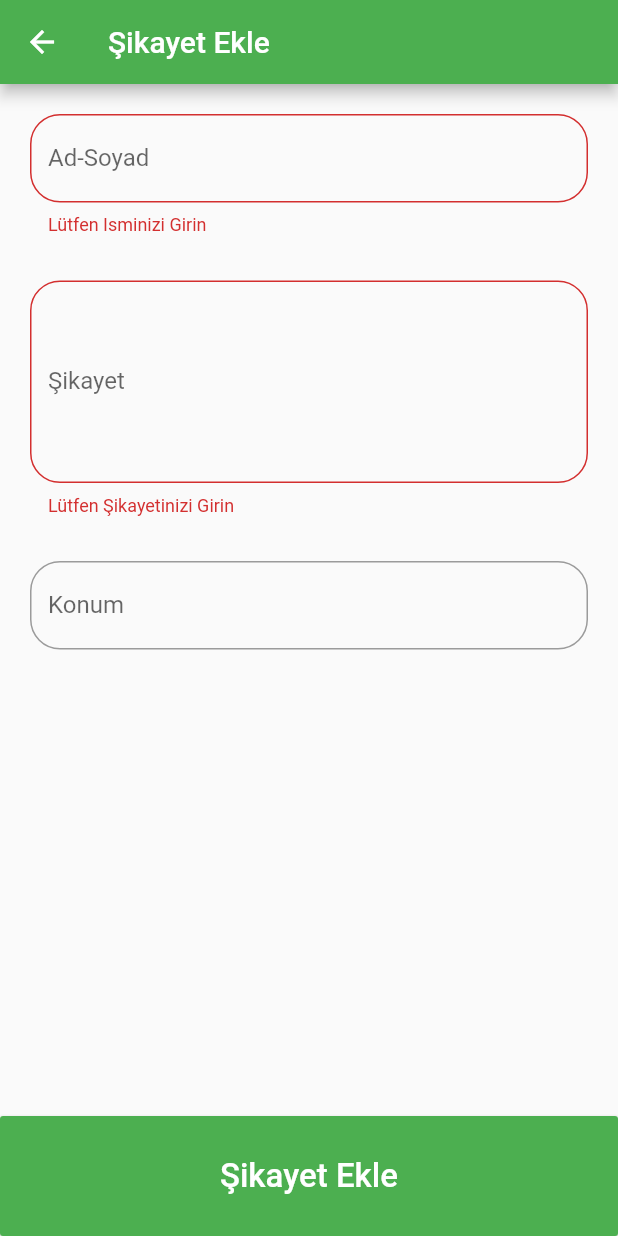
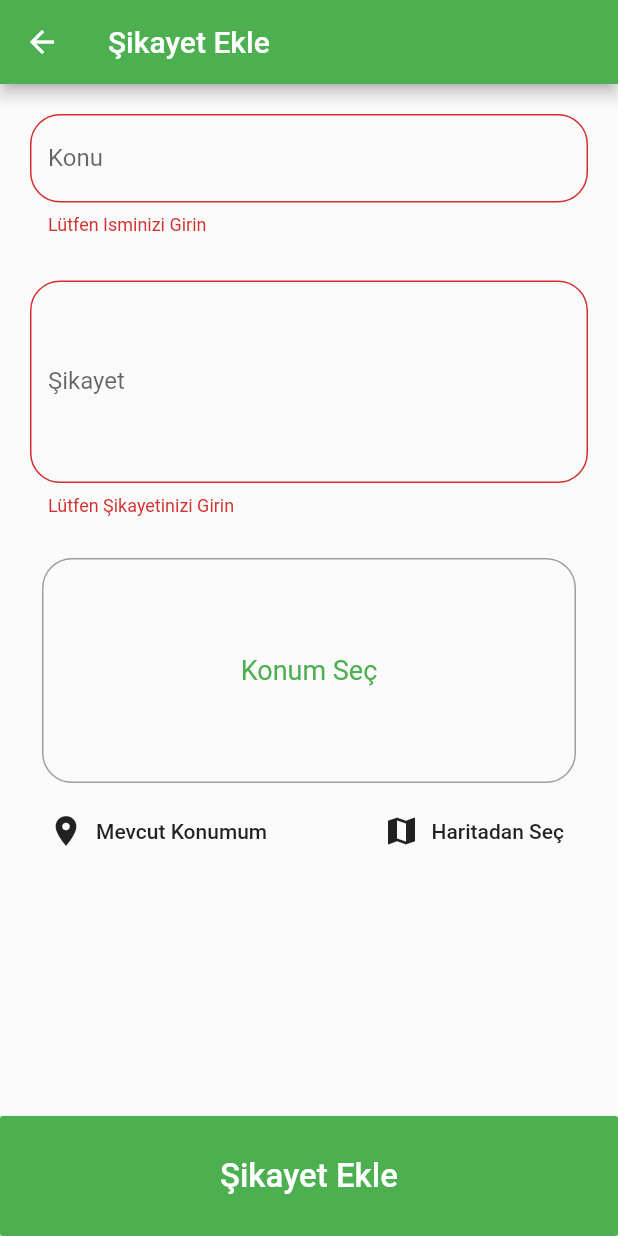
Before and after one commit to ahmetakil/destek_ver, a Flutter app: the NewComplain screen opened by its route, after a tap on "Şikayet Ekle", on a phone screen of 412 x 824 dp. Run offline on Flutter 3.47's test engine with Material 2 defaults, Android fonts, the phone set to English and light mode, and no system bars; our stand-ins replace location, rating_bar.

Commit message:
statik konum resmi görüntüleme ve minor bug fix

```diff
--- a/lib/main.dart
+++ b/lib/main.dart
@@ -51,16 +51,12 @@ TODO:
   6- Öneri sekmesi -
   7- Konuya, konuma göre filtreleme ++
 
-  - eksi oy kaldırılabilir
   - şikayete medya ekleme [Resim-Video]
   - konu eklenebilir
 
 
   == Ad-Soyad yerine Konu gelicek isim profilden çekilicek
-  == Şikayette 200 karakter sınırı
   == Detaylı şikayrt ekranında harita içinde konum görüntüleme
-  == tarih AY/GUN/YIL
-  == floationg action buttonın yanına "Şikayet Ekle" yazısı
   == Giriş yaparken 40 saniyede kayıt ol tarzı ifadeler
 
 
--- a/lib/screens/complain_detail_screen.dart
+++ b/lib/screens/complain_detail_screen.dart
@@ -14,7 +14,7 @@ class ComplainDetailScreen extends StatelessWidget {
       appBar: AppBar(
         title: Text(
           'DestekVer',
-          style: Theme.of(context).textTheme.title,
+          style: TextStyle(color: Colors.white),
         ),
       ),
       body: Column(
--- a/lib/screens/new_complain.dart
+++ b/lib/screens/new_complain.dart
@@ -1,4 +1,5 @@
 import 'package:demo_app1/provider/complains_provider.dart';
+import 'package:demo_app1/widget/location_input.dart';
 import 'package:flutter/material.dart';
 import 'package:provider/provider.dart';
 
@@ -56,7 +57,7 @@ class _NewComplainState extends State<NewComplain> {
                         }
                       },
                       decoration: InputDecoration(
-                        labelText: 'Ad-Soyad',
+                        labelText: 'Konu',
                         border: OutlineInputBorder(
                             borderRadius: BorderRadius.circular(20)),
                       ),
@@ -69,9 +70,10 @@ class _NewComplainState extends State<NewComplain> {
                           return "Lütfen Şikayetinizi Girin";
                         } else if (value.length < 5) {
                           return "Şikayetiniz en az 6 karakter olmalıdır";
-                        } else {
-                          return null;
+                        } else if (value.length > 200) {
+                          return "Şikayetiniz en fazla 200 karakter olmalıdır";
                         }
+                        return null;
                       },
                       decoration: InputDecoration(
                         labelText: 'Şikayet',
@@ -81,15 +83,8 @@ class _NewComplainState extends State<NewComplain> {
                       controller: _complainController,
                       maxLines: 5,
                     ),
-                    SizedBox(height: 30),
-                    TextFormField(
-                      decoration: InputDecoration(
-                        labelText: 'Konum',
-                        border: OutlineInputBorder(
-                            borderRadius: BorderRadius.circular(20)),
-                      ),
-                      controller: _locationController,
-                    ),
+                    SizedBox(height: 20),
+                    LocationInput(),
                   ],
                 ),
               ),
--- /dev/null
+++ b/lib/widget/location_input.dart
@@ -0,0 +1,64 @@
+import 'package:demo_app1/util/location_util.dart';
+import 'package:flutter/material.dart';
+
+class LocationInput extends StatefulWidget {
+  @override
+  _LocationInputState createState() => _LocationInputState();
+}
+
+class _LocationInputState extends State<LocationInput> {
+  String _imgPreviewUrl;
+
+  void loadImageUrl() async {
+    String url = await LocationUtil.generateLocImage();
+    setState(() {
+      _imgPreviewUrl = url;
+    });
+  }
+
+  @override
+  Widget build(BuildContext context) {
+    return Column(
+      children: <Widget>[
+        Padding(
+          padding: const EdgeInsets.all(8.0),
+          child: Container(
+            height: 150,
+            decoration: BoxDecoration(
+                border: Border.all(color: Colors.grey),
+                borderRadius: BorderRadius.circular(20)),
+            width: double.infinity,
+            alignment: Alignment.center,
+            child: _imgPreviewUrl == null
+                ? Text(
+                    "Konum Seç",
+                    style: TextStyle(fontSize: 18, color: Colors.green),
+                    textAlign: TextAlign.center,
+                  )
+                : ClipRRect(
+              child: Image.network(
+                _imgPreviewUrl,
+                fit: BoxFit.cover,
+                width: double.infinity,
+              ),
+              borderRadius: BorderRadius.circular(20),
+            )
+          ),
+        ),
+        Row(
+          mainAxisAlignment: MainAxisAlignment.spaceBetween,
+          children: <Widget>[
+            FlatButton.icon(
+                onPressed: loadImageUrl,
+                icon: Icon(Icons.location_on),
+                label: Text("Mevcut Konumum")),
+            FlatButton.icon(
+                onPressed: () {},
+                icon: Icon(Icons.map),
+                label: Text("Haritadan Seç")),
+          ],
+        )
+      ],
+    );
+  }
+}
--- a/pubspec.yaml
+++ b/pubspec.yaml
@@ -23,6 +23,7 @@ dependencies:
     sdk: flutter
   provider: ^3.1.0+1
   http: ^0.12.0+2
+  location: ^2.3.5
 
   # The following adds the Cupertino Icons font to your application.
   # Use with the CupertinoIcons class for iOS style icons.
```
Also changed, not shown: lib/util/location_util.dart (+9 -9 lines), pubspec.lock, 3 other files.
